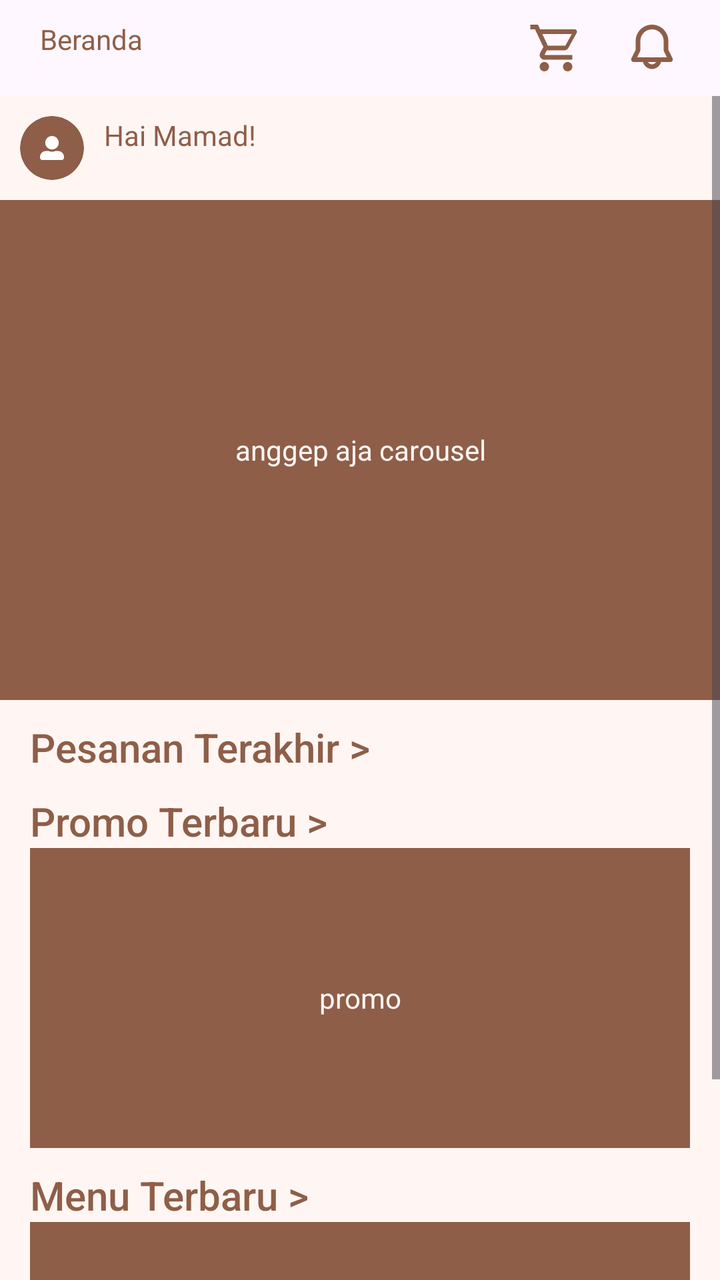
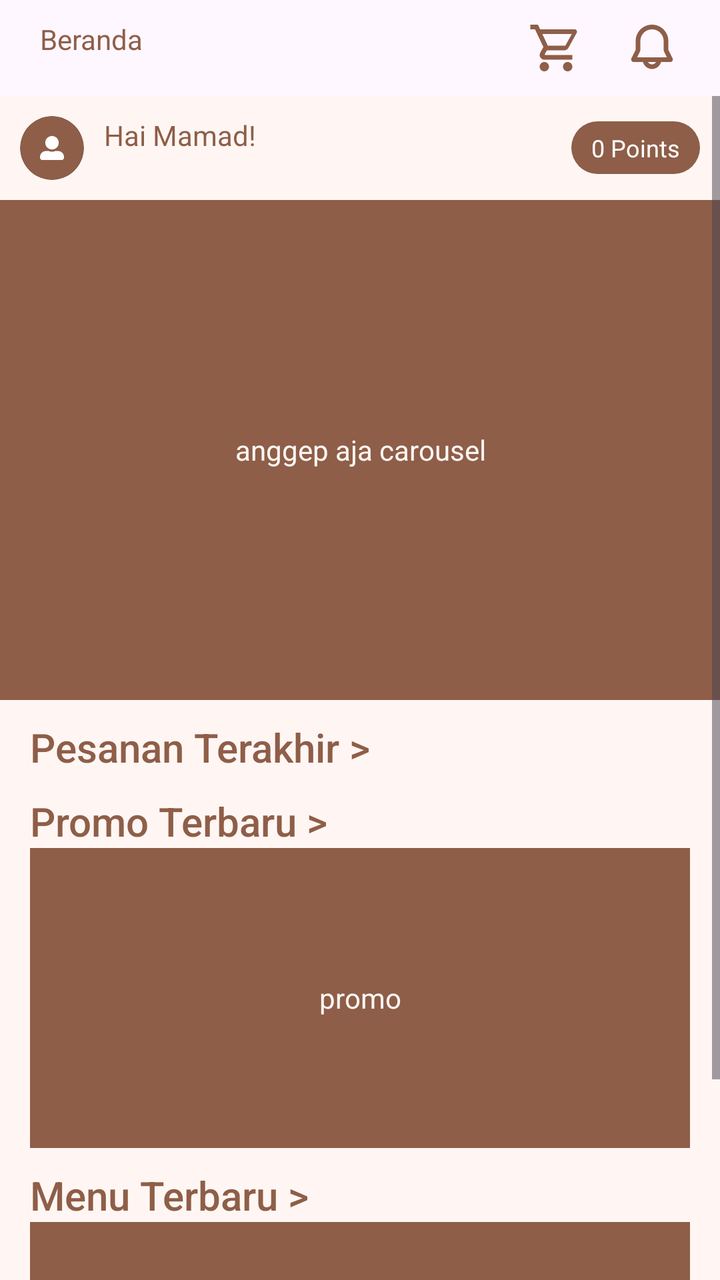

Compare the two renders of this Android layout. The source of the first and the diff that turns it into the second are given below.
<!-- AndroidManifest.xml: application theme Theme.RahmatBakery -->
<!-- res/layout/fragment_beranda.xml -->
<?xml version="1.0" encoding="utf-8"?>
<LinearLayout xmlns:android="http://schemas.android.com/apk/res/android"
    xmlns:tools="http://schemas.android.com/tools"
    android:layout_width="match_parent"
    android:layout_height="match_parent"
    xmlns:app="http://schemas.android.com/apk/res-auto"
    tools:context=".pelanggan.BerandaFragment"
    android:orientation="vertical">


    
    <RelativeLayout
        android:layout_width="match_parent"
        android:layout_height="wrap_content"
        android:orientation="horizontal"
        android:gravity="center_vertical"
        android:padding="10dp"
        >
        <TextView
            android:layout_marginLeft="10dp"
            android:layout_width="wrap_content"
            android:layout_height="wrap_content"
            android:text="Beranda"
            android:textColor="@color/primary"
            style="@style/TextAppearance.Material3.HeadlineSmall.Emphasized"
            />


        <ImageView
            android:layout_width="28dp"
            android:layout_height="28dp"
            android:layout_toLeftOf="@id/icon_notif"
            android:src="@drawable/cart"
            android:layout_marginRight="20dp"/>

        <ImageView
            android:id="@+id/icon_notif"
            android:layout_width="28dp"
            android:layout_height="28dp"
            android:src="@drawable/notif"
            android:layout_alignParentEnd="true"
            android:layout_marginRight="10dp"
            />

    </RelativeLayout>


    <ScrollView
        android:layout_width="match_parent"
        android:layout_height="wrap_content"
        android:background="@color/background">
        <LinearLayout
            android:layout_width="match_parent"
            android:layout_height="wrap_content"
            android:orientation="vertical">

    <RelativeLayout
        android:layout_width="match_parent"
        android:layout_height="wrap_content"
        android:layout_marginVertical="10dp"
        >
        <ImageView
            android:id="@+id/img_profil"
            android:layout_width="32dp"
            android:layout_height="32dp"
            android:src="@drawable/profil"
            android:padding="10dp"
            android:background="@drawable/circle_background"
            android:clipToOutline="true"
            android:layout_marginLeft="10dp"
            />

        <TextView
            android:layout_marginLeft="10dp"
            android:layout_width="wrap_content"
            android:layout_height="wrap_content"
            android:text="Hai Mamad!"
            android:textColor="@color/primary"
            style="@style/TextAppearance.Material3.HeadlineSmall.Emphasized"
            android:layout_toRightOf="@id/img_profil"
            />
    </RelativeLayout>

            <TextView
                android:gravity="center"
                android:background="@color/primary"
                android:layout_width="match_parent"
                android:layout_height="250dp"
                android:text="anggep aja carousel"
                android:textAlignment="center"
                android:textColor="@color/background"
                />


    <TextView
    android:layout_width="wrap_content"
    android:layout_height="wrap_content"
    android:text="Pesanan Terakhir > "
    android:textColor="@color/primary"
    style="@style/TextAppearance.AppCompat.Title"
    android:layout_marginTop="10dp"
    android:layout_marginHorizontal="15dp"
    />

    <ScrollView
        android:layout_width="match_parent"
        android:layout_height="wrap_content">

        <androidx.recyclerview.widget.RecyclerView
            android:id="@+id/rvPesananTerakhir"
            android:layout_width="match_parent"
            android:layout_height="wrap_content"
            android:orientation="horizontal"
            android:paddingStart="8dp"
            android:paddingEnd="8dp"
            />

    </ScrollView>

    <TextView
        android:layout_width="wrap_content"
        android:layout_height="wrap_content"
        android:text="Promo Terbaru > "
        android:textColor="@color/primary"
        style="@style/TextAppearance.AppCompat.Title"
        android:layout_marginTop="10dp"
        android:layout_marginHorizontal="15dp"
    />
    <TextView
        android:gravity="center"
        android:background="@color/primary"
        android:layout_width="match_parent"
        android:layout_marginHorizontal="15dp"
        android:layout_height="150dp"
        android:text="promo"
        android:textAlignment="center"
        android:textColor="@color/background"
        />
    <TextView
        android:layout_width="wrap_content"
        android:layout_height="wrap_content"
        android:text="Menu Terbaru > "
        android:textColor="@color/primary"
        style="@style/TextAppearance.AppCompat.Title"
        android:layout_marginTop="10dp"
        android:layout_marginHorizontal="15dp"
    />
    <TextView
        android:gravity="center"
        android:background="@color/primary"
        android:layout_width="match_parent"
        android:layout_marginHorizontal="15dp"
        android:layout_height="150dp"
        android:text="menu"
        android:textAlignment="center"
        android:textColor="@color/background"
        />
        </LinearLayout>
</ScrollView>

    </LinearLayout>
<!-- resources referenced by this layout -->
<resources>
  <color name="background">#FFF6F3</color>
  <color name="primary">#8E5E48</color>
  <!-- drawable circle_background (drawable) -->
  <?xml version="1.0" encoding="utf-8"?>
  <shape xmlns:android="http://schemas.android.com/apk/res/android"
      android:shape="oval">
  
      <solid android:color="@color/primary"/> 
  
  </shape>
  <!-- drawable notif (drawable) -->
  <vector xmlns:android="http://schemas.android.com/apk/res/android"
      android:width="36dp"
      android:height="36dp"
      android:viewportWidth="36"
      android:viewportHeight="36">
    <path
        android:pathData="M7.5,13.5C7.5,10.715 8.606,8.045 10.575,6.075C12.545,4.106 15.215,3 18,3C20.785,3 23.455,4.106 25.425,6.075C27.394,8.045 28.5,10.715 28.5,13.5V19.146L31.233,24.612C31.359,24.864 31.418,25.143 31.406,25.424C31.393,25.705 31.309,25.978 31.161,26.218C31.013,26.457 30.806,26.654 30.561,26.791C30.315,26.928 30.038,27 29.757,27H23.811C23.477,28.287 22.726,29.427 21.674,30.241C20.622,31.055 19.33,31.497 18,31.497C16.67,31.497 15.378,31.055 14.326,30.241C13.274,29.427 12.523,28.287 12.189,27H6.243C5.962,27 5.685,26.928 5.439,26.791C5.194,26.654 4.987,26.457 4.839,26.218C4.691,25.978 4.607,25.705 4.594,25.424C4.582,25.143 4.641,24.864 4.767,24.612L7.5,19.146V13.5ZM15.402,27C15.665,27.456 16.044,27.835 16.5,28.098C16.956,28.361 17.473,28.5 18,28.5C18.527,28.5 19.044,28.361 19.5,28.098C19.956,27.835 20.335,27.456 20.598,27H15.402ZM18,6C16.011,6 14.103,6.79 12.697,8.197C11.29,9.603 10.5,11.511 10.5,13.5V19.146C10.5,19.611 10.392,20.071 10.184,20.487L8.429,24H27.573L25.818,20.487C25.609,20.071 25.5,19.612 25.5,19.146V13.5C25.5,11.511 24.71,9.603 23.303,8.197C21.897,6.79 19.989,6 18,6Z"
        android:fillColor="#8E5E48"
        android:fillType="evenOdd"/>
  </vector>
  <!-- drawable profil (drawable) -->
  <vector xmlns:android="http://schemas.android.com/apk/res/android"
      android:width="31dp"
      android:height="31dp"
      android:viewportWidth="31"
      android:viewportHeight="31">
    <path
        android:pathData="M15.5,17.438C20.313,17.438 24.219,13.532 24.219,8.719C24.219,3.905 20.313,0 15.5,0C10.686,0 6.781,3.905 6.781,8.719C6.781,13.532 10.686,17.438 15.5,17.438ZM23.25,19.375H19.914C18.57,19.993 17.074,20.344 15.5,20.344C13.926,20.344 12.436,19.993 11.086,19.375H7.75C3.469,19.375 0,22.844 0,27.125V28.094C0,29.698 1.302,31 2.906,31H28.094C29.698,31 31,29.698 31,28.094V27.125C31,22.844 27.531,19.375 23.25,19.375Z"
        android:fillColor="#ffffff"/>
  </vector>
  <style name="Theme.RahmatBakery" parent="Base.Theme.RahmatBakery" />
  <style name="Base.Theme.RahmatBakery" parent="Theme.Material3.DayNight.NoActionBar">
          
           <item name="colorPrimary">@color/primary</item>
          <item name="colorOnPrimary">@color/background</item>
          <item name="colorSecondary">@color/primary</item>
          <item name="colorOnSecondary">@color/background</item>
  
      </style>
  <!-- unchanged entries left out for length: 1 -->
</resources>

<!-- the commit's change to res/layout/fragment_beranda.xml (unified diff, before → after) -->
@@ -1,46 +1,45 @@
 <?xml version="1.0" encoding="utf-8"?>
 <LinearLayout xmlns:android="http://schemas.android.com/apk/res/android"
+    xmlns:app="http://schemas.android.com/apk/res-auto"
     xmlns:tools="http://schemas.android.com/tools"
     android:layout_width="match_parent"
     android:layout_height="match_parent"
-    xmlns:app="http://schemas.android.com/apk/res-auto"
-    tools:context=".pelanggan.BerandaFragment"
-    android:orientation="vertical">
-
+    android:orientation="vertical"
+    tools:context=".pelanggan.BerandaFragment">
+    
 
     
     <RelativeLayout
         android:layout_width="match_parent"
         android:layout_height="wrap_content"
+        android:gravity="center_vertical"
         android:orientation="horizontal"
-        android:gravity="center_vertical"
-        android:padding="10dp"
-        >
+        android:padding="10dp">
+
         <TextView
-            android:layout_marginLeft="10dp"
+            style="@style/TextAppearance.Material3.HeadlineSmall.Emphasized"
             android:layout_width="wrap_content"
             android:layout_height="wrap_content"
+            android:layout_marginStart="10dp"
             android:text="Beranda"
-            android:textColor="@color/primary"
-            style="@style/TextAppearance.Material3.HeadlineSmall.Emphasized"
-            />
+            android:textColor="@color/primary" />
 
 
         <ImageView
+            android:id="@+id/icon_cart"
             android:layout_width="28dp"
             android:layout_height="28dp"
-            android:layout_toLeftOf="@id/icon_notif"
-            android:src="@drawable/cart"
-            android:layout_marginRight="20dp"/>
+            android:layout_marginEnd="20dp"
+            android:layout_toStartOf="@id/icon_notif"
+            android:src="@drawable/cart" />
 
         <ImageView
             android:id="@+id/icon_notif"
             android:layout_width="28dp"
             android:layout_height="28dp"
-            android:src="@drawable/notif"
             android:layout_alignParentEnd="true"
-            android:layout_marginRight="10dp"
-            />
+            android:layout_marginEnd="10dp"
+            android:src="@drawable/notif" />
 
     </RelativeLayout>
 
@@ -49,113 +48,123 @@
         android:layout_width="match_parent"
         android:layout_height="wrap_content"
         android:background="@color/background">
+
         <LinearLayout
             android:layout_width="match_parent"
             android:layout_height="wrap_content"
             android:orientation="vertical">
 
-    <RelativeLayout
-        android:layout_width="match_parent"
-        android:layout_height="wrap_content"
-        android:layout_marginVertical="10dp"
-        >
-        <ImageView
-            android:id="@+id/img_profil"
-            android:layout_width="32dp"
-            android:layout_height="32dp"
-            android:src="@drawable/profil"
-            android:padding="10dp"
-            android:background="@drawable/circle_background"
-            android:clipToOutline="true"
-            android:layout_marginLeft="10dp"
-            />
+            <RelativeLayout
+                android:layout_width="match_parent"
+                android:layout_height="wrap_content"
+                android:layout_marginVertical="10dp">
 
-        <TextView
-            android:layout_marginLeft="10dp"
-            android:layout_width="wrap_content"
-            android:layout_height="wrap_content"
-            android:text="Hai Mamad!"
-            android:textColor="@color/primary"
-            style="@style/TextAppearance.Material3.HeadlineSmall.Emphasized"
-            android:layout_toRightOf="@id/img_profil"
-            />
-    </RelativeLayout>
+                <ImageView
+                    android:id="@+id/img_profil"
+                    android:layout_width="32dp"
+                    android:layout_height="32dp"
+                    android:layout_marginStart="10dp"
+                    android:background="@drawable/circle_background"
+                    android:clipToOutline="true"
+                    android:padding="10dp"
+                    android:src="@drawable/profil" />
+
+                <TextView
+                    android:id="@+id/nickname"
+                    style="@style/TextAppearance.Material3.HeadlineSmall.Emphasized"
+                    android:layout_width="wrap_content"
+                    android:layout_height="wrap_content"
+                    android:layout_marginStart="10dp"
+                    android:layout_toEndOf="@id/img_profil"
+                    android:text="Hai Mamad!"
+                    android:textColor="@color/primary" />
+
+                <TextView
+                    android:id="@+id/user_point"
+                    android:layout_width="wrap_content"
+                    android:layout_height="match_parent"
+                    android:layout_alignParentEnd="true"
+                    android:layout_centerVertical="true"
+                    android:layout_marginEnd="10dp"
+                    android:background="@drawable/bg_points"
+                    android:paddingHorizontal="10dp"
+                    android:paddingVertical="5dp"
+                    android:text="0 Points"
+                    android:textColor="@color/white"
+                    android:textSize="12sp" />
+            </RelativeLayout>
 
             <TextView
-                android:gravity="center"
-                android:background="@color/primary"
                 android:layout_width="match_parent"
                 android:layout_height="250dp"
+                android:background="@color/primary"
+                android:gravity="center"
                 android:text="anggep aja carousel"
                 android:textAlignment="center"
-                android:textColor="@color/background"
-                />
+                android:textColor="@color/background" />
 
 
-    <TextView
-    android:layout_width="wrap_content"
-    android:layout_height="wrap_content"
-    android:text="Pesanan Terakhir > "
-    android:textColor="@color/primary"
-    style="@style/TextAppearance.AppCompat.Title"
-    android:layout_marginTop="10dp"
-    android:layout_marginHorizontal="15dp"
-    />
+            <TextView
+                style="@style/TextAppearance.AppCompat.Title"
+                android:layout_width="wrap_content"
+                android:layout_height="wrap_content"
+                android:layout_marginHorizontal="15dp"
+                android:layout_marginTop="10dp"
+                android:text="Pesanan Terakhir > "
+                android:textColor="@color/primary" />
 
-    <ScrollView
-        android:layout_width="match_parent"
-        android:layout_height="wrap_content">
+            <ScrollView
+                android:layout_width="match_parent"
+                android:layout_height="wrap_content">
 
-        <androidx.recyclerview.widget.RecyclerView
-            android:id="@+id/rvPesananTerakhir"
-            android:layout_width="match_parent"
-            android:layout_height="wrap_content"
-            android:orientation="horizontal"
-            android:paddingStart="8dp"
-            android:paddingEnd="8dp"
-            />
+                <androidx.recyclerview.widget.RecyclerView
+                    android:id="@+id/rvPesananTerakhir"
+                    android:layout_width="match_parent"
+                    android:layout_height="wrap_content"
+                    android:orientation="horizontal"
+                    android:paddingStart="8dp"
+                    android:paddingEnd="8dp" />
 
+            </ScrollView>
+
+            <TextView
+                style="@style/TextAppearance.AppCompat.Title"
+                android:layout_width="wrap_content"
+                android:layout_height="wrap_content"
+                android:layout_marginHorizontal="15dp"
+                android:layout_marginTop="10dp"
+                android:text="Promo Terbaru > "
+                android:textColor="@color/primary" />
+
+            <TextView
+                android:layout_width="match_parent"
+                android:layout_height="150dp"
+                android:layout_marginHorizontal="15dp"
+                android:background="@color/primary"
+                android:gravity="center"
+                android:text="promo"
+                android:textAlignment="center"
+                android:textColor="@color/background" />
+
+            <TextView
+                style="@style/TextAppearance.AppCompat.Title"
+                android:layout_width="wrap_content"
+                android:layout_height="wrap_content"
+                android:layout_marginHorizontal="15dp"
+                android:layout_marginTop="10dp"
+                android:text="Menu Terbaru > "
+                android:textColor="@color/primary" />
+
+            <TextView
+                android:layout_width="match_parent"
+                android:layout_height="150dp"
+                android:layout_marginHorizontal="15dp"
+                android:background="@color/primary"
+                android:gravity="center"
+                android:text="menu"
+                android:textAlignment="center"
+                android:textColor="@color/background" />
+        </LinearLayout>
     </ScrollView>
 
-    <TextView
-        android:layout_width="wrap_content"
-        android:layout_height="wrap_content"
-        android:text="Promo Terbaru > "
-        android:textColor="@color/primary"
-        style="@style/TextAppearance.AppCompat.Title"
-        android:layout_marginTop="10dp"
-        android:layout_marginHorizontal="15dp"
-    />
-    <TextView
-        android:gravity="center"
-        android:background="@color/primary"
-        android:layout_width="match_parent"
-        android:layout_marginHorizontal="15dp"
-        android:layout_height="150dp"
-        android:text="promo"
-        android:textAlignment="center"
-        android:textColor="@color/background"
-        />
-    <TextView
-        android:layout_width="wrap_content"
-        android:layout_height="wrap_content"
-        android:text="Menu Terbaru > "
-        android:textColor="@color/primary"
-        style="@style/TextAppearance.AppCompat.Title"
-        android:layout_marginTop="10dp"
-        android:layout_marginHorizontal="15dp"
-    />
-    <TextView
-        android:gravity="center"
-        android:background="@color/primary"
-        android:layout_width="match_parent"
-        android:layout_marginHorizontal="15dp"
-        android:layout_height="150dp"
-        android:text="menu"
-        android:textAlignment="center"
-        android:textColor="@color/background"
-        />
-        </LinearLayout>
-</ScrollView>
-
-    </LinearLayout>
+</LinearLayout>
<!-- resource entries referenced after the edit -->
@@ -2,6 +2,15 @@
 <resources>
   <color name="background">#FFF6F3</color>
   <color name="primary">#8E5E48</color>
+  <color name="white">#FFFFFFFF</color>
+  <!-- drawable bg_points (drawable) -->
+  <?xml version="1.0" encoding="utf-8"?>
+  <shape xmlns:android="http://schemas.android.com/apk/res/android"
+      android:shape="rectangle">
+  
+      <solid android:color="@color/primary"/> 
+          <corners android:radius="62dp"/>
+  </shape>
   <!-- drawable circle_background (drawable) -->
   <?xml version="1.0" encoding="utf-8"?>
   <shape xmlns:android="http://schemas.android.com/apk/res/android"
